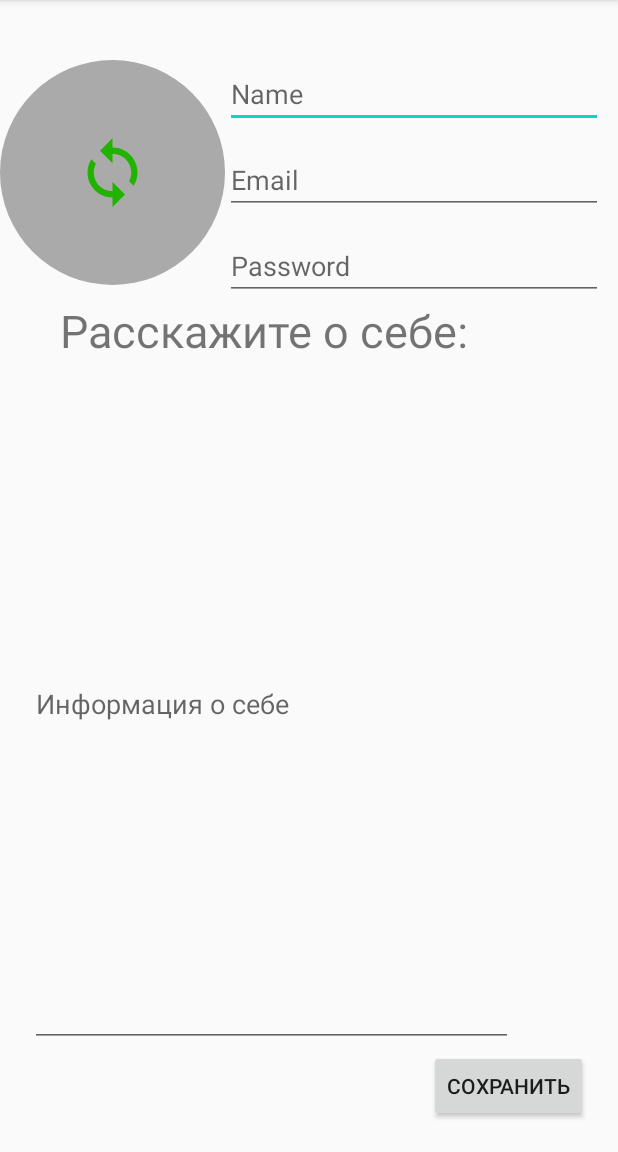
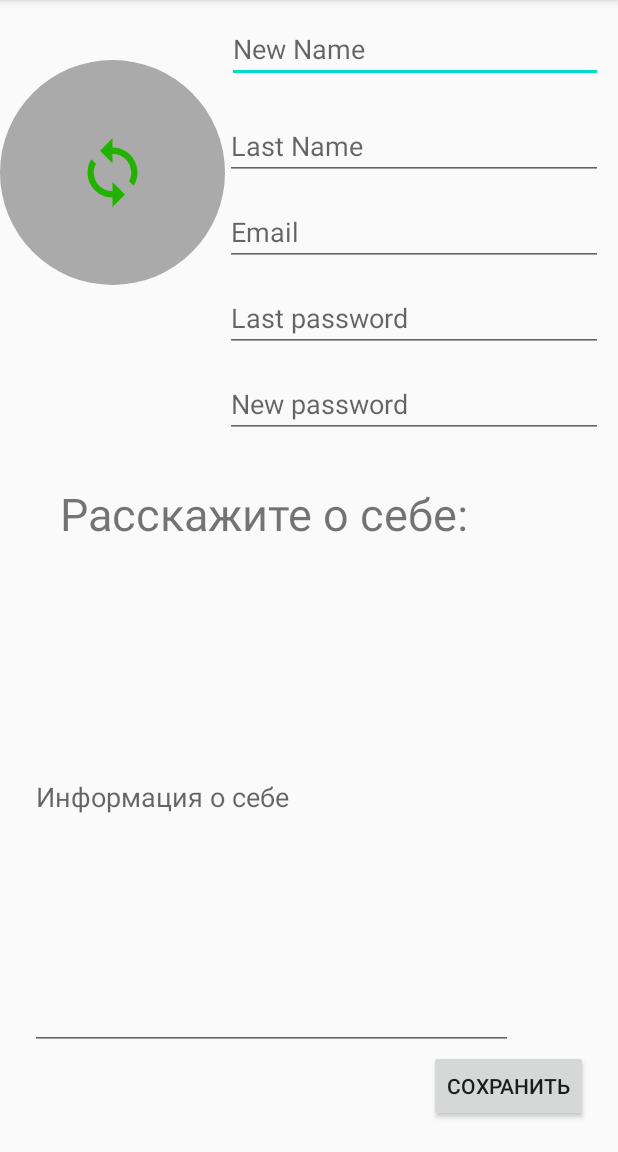
Before and after one commit to Eganin/ChatApp, an Android app: the CustomizeView screen opened directly, with no data from a screen before it, after a tap on "СОХРАНИТЬ", on a phone screen of 412 x 824 dp, the part 84-1236 px from its top. Run offline under Robolectric (Android 15) with nearby library versions, the phone set to English and light mode, and no system bars; our stand-ins replace Firebase (no records; nobody signed in at launch, a user with empty details on screens opened directly); libraries missing offline, so code that uses them is left out: com.pkmmte.view; plain views replace CircularImageView; 6 statements that could not run were skipped.

Commit message:
re-action user

```diff
--- a/app/src/main/java/com/example/chatapp/adapter/UserAdapter.java
+++ b/app/src/main/java/com/example/chatapp/adapter/UserAdapter.java
@@ -50,6 +50,7 @@ public class UserAdapter
     @Override
     public void onBindViewHolder(@NonNull UserAdapter.UserViewHolder holder, int position) {
         User currentUser = userArrayList.get(position);
+        System.out.println(currentUser.getAvatarUri()+"----------------------------------------------------");
         holder.imageViewAvatarUser.setImageResource(currentUser.getAvatarMockUpResource());
         holder.textViewUserName.setText(currentUser.getName());
     }
--- a/app/src/main/java/com/example/chatapp/common/User.java
+++ b/app/src/main/java/com/example/chatapp/common/User.java
@@ -1,21 +1,37 @@
 package com.example.chatapp.common;
 
-public class User {
+import android.net.Uri;
 
-    private String name;
-    private String email;
-    private String id;
-    private int avatarMockUpResource;
+import java.io.Serializable;
+
+public class User implements Serializable {
+
+    private String name = "";
+    private String email = "";
+    private String id= "";
+    private String textUserInfo = "";
+    private int avatarMockUpResource = 0;
+    private String avatarUri = "";
 
     public User() {
 
     }
 
-    public User(String name, String email, String id , int avatarMockUpResource) {
+    public User(String name, String email, String id , String avatarUri , String textUserInfo) {
         this.name = name;
         this.email = email;
         this.id = id;
-        this.avatarMockUpResource=avatarMockUpResource;
+        this.avatarUri=avatarUri;
+        this.textUserInfo=textUserInfo;
+    }
+
+
+    public String getTextUserInfo() {
+        return textUserInfo;
+    }
+
+    public void setTextUserInfo(String textUserInfo) {
+        this.textUserInfo = textUserInfo;
     }
 
     public String getEmail() {
@@ -49,4 +65,12 @@ public class User {
     public void setAvatarMockUpResource(int avatarMockUpResource) {
         this.avatarMockUpResource = avatarMockUpResource;
     }
+
+    public String getAvatarUri() {
+        return avatarUri;
+    }
+
+    public void setAvatarUri(String avatarUri) {
+        this.avatarUri = avatarUri;
+    }
 }
--- a/app/src/main/java/com/example/chatapp/mvp/menu/customize/CustomizeModel.java
+++ b/app/src/main/java/com/example/chatapp/mvp/menu/customize/CustomizeModel.java
@@ -9,58 +9,74 @@ import com.bumptech.glide.Glide;
 
 import com.bumptech.glide.request.animation.GlideAnimation;
 import com.bumptech.glide.request.target.SimpleTarget;
+import com.example.chatapp.common.NewUserData;
+import com.example.chatapp.common.User;
+import com.example.chatapp.mvp.signin.SignInModel;
+import com.example.chatapp.mvp.signin.SignInPresenter;
 import com.google.android.gms.tasks.Continuation;
 import com.google.android.gms.tasks.OnCompleteListener;
 import com.google.android.gms.tasks.Task;
+import com.google.firebase.auth.AuthCredential;
+import com.google.firebase.auth.AuthResult;
+import com.google.firebase.auth.EmailAuthProvider;
 import com.google.firebase.auth.FirebaseAuth;
+import com.google.firebase.auth.FirebaseUser;
+import com.google.firebase.database.DataSnapshot;
+import com.google.firebase.database.DatabaseError;
+import com.google.firebase.database.DatabaseReference;
 import com.google.firebase.database.FirebaseDatabase;
+import com.google.firebase.database.ValueEventListener;
 import com.google.firebase.storage.FirebaseStorage;
 import com.google.firebase.storage.StorageReference;
 import com.google.firebase.storage.UploadTask;
+
+import static com.example.chatapp.mvp.signin.SignInModel.firebaseAuth;
 
 public class CustomizeModel {
 
     private FirebaseAuth auth;
     private FirebaseDatabase database;
-
+    private DatabaseReference usersDatabaseReference;
     private FirebaseStorage firebaseStorage;
     private StorageReference storageReference;
+    private CustomizePresenter presenter;
 
-    public static Bitmap bitmap ;
+    public static Bitmap bitmap;
 
-    public interface setImage{
+    public CustomizeModel() {
+        presenter = new CustomizePresenter(CustomizeModel.this);
+    }
+
+    public interface setImage {
         void set();
     }
 
-    public interface init{
+    public interface init {
         void inits();
     }
 
-    public void initDB(){
+    public void initDB() {
         auth = FirebaseAuth.getInstance();
-
-        // получаем доступ к корневой папке БД
         database = FirebaseDatabase.getInstance();
         firebaseStorage = FirebaseStorage.getInstance();
-        // ссылка на узел БД
-
+        usersDatabaseReference = database.getReference().child("users");
         // ссылаемся на папку которая создана в storage firebase
         storageReference = firebaseStorage.getReference().child("avatar_images");
     }
 
-    public void getReferenceFromImage(setImage setImage ,Uri imageUri , CustomizeView view){
+    public void getReferenceFromImage(setImage setImage, Uri imageUri, CustomizeView view) {
         StorageReference imageReference = storageReference
                 .child(imageUri.getLastPathSegment());
 
-        uploadFile(imageReference, imageUri , view);
+        uploadFile(imageReference, imageUri, view);
 
-        if(setImage != null){
+        if (setImage != null) {
             setImage.set();
         }
 
     }
 
-    private void uploadFile(final StorageReference imageReference, Uri imageUri ,
+    private void uploadFile(final StorageReference imageReference, Uri imageUri,
                             final CustomizeView view) {
         // загружаем локальный файл-изображение в firebase storage
 
@@ -84,7 +100,7 @@ public class CustomizeModel {
                 if (task.isSuccessful()) {
                     // получаем ссылку изображения котрое потом скачаем с помощью Glide
                     Uri downloadUri = task.getResult();
-                    downloadImageAvatar(view,downloadUri);
+                    downloadImageAvatar(view, downloadUri);
                 } else {
 
                 }
@@ -92,7 +108,7 @@ public class CustomizeModel {
         });
     }
 
-    private void downloadImageAvatar(final CustomizeView view , Uri downloadUri) {
+    private void downloadImageAvatar(final CustomizeView view, Uri downloadUri) {
         /*Glide.with(view.circularImageView.getContext())
                 .load(downloadUri)
                 .into(view.circularImageView);*/
@@ -116,4 +132,79 @@ public class CustomizeModel {
 
     }
 
+    public void deleteUser(String repeatPassword) {
+        final FirebaseUser user = auth.getCurrentUser();
+        AuthCredential credential = EmailAuthProvider
+                .getCredential(user.getEmail(), repeatPassword);
+
+        auth.getCurrentUser().reauthenticate(credential)
+                .addOnCompleteListener(new OnCompleteListener<Void>() {
+                    @Override
+                    public void onComplete(@NonNull Task<Void> task) {
+                        user.delete().addOnCompleteListener(new OnCompleteListener<Void>() {
+                            @Override
+                            public void onComplete(@NonNull Task<Void> task) {
+                                if (task.isSuccessful()) {
+                                    //presenter.viewToastInView();
+                                }
+                            }
+                        });
+                    }
+                });
+        auth.getCurrentUser().delete();
+    }
+
+    public String getCurrentUIDId() {
+        String uid = auth.getCurrentUser().getUid();
+
+        return uid;
+    }
+
+    public void deleteUserInDB() {
+        usersDatabaseReference.addListenerForSingleValueEvent(new ValueEventListener() {
+            @Override
+            public void onDataChange(DataSnapshot dataSnapshot) {
+                for (DataSnapshot ds : dataSnapshot.getChildren()) {
+                    String keyDelete = ds.getKey();
+                    // тут читаешь в свой класс значение
+                    User item = ds.getValue(User.class);
+                    if(item.getName() == "Eganin"){
+                        usersDatabaseReference.child("items").child(keyDelete).removeValue();
+                        break;
+                    }
+                    break;
+                }
+            }
+
+            @Override
+            public void onCancelled(@NonNull DatabaseError error) {
+
+            }
+        });
+    }
+
+    public void createUser(final User user, String password, CustomizeView view) {
+        String email = user.getEmail();
+        firebaseAuth.createUserWithEmailAndPassword(email, password).addOnCompleteListener(view, new OnCompleteListener<AuthResult>() {
+            @Override
+            public void onComplete(@NonNull Task<AuthResult> task) {
+                if (task.isSuccessful()) {
+                    // добавление пользователя
+                    FirebaseUser userFireBase = firebaseAuth.getCurrentUser();// получение текущего пользователя
+                    user.setId(userFireBase.getUid());
+                    user.setEmail(userFireBase.getEmail());
+                    try {
+                        usersDatabaseReference.push().setValue(user);
+                    }catch (Exception e){
+                        e.printStackTrace();
+
+                    }
+
+                } else {
+
+                }
+            }
+        });
+    }
+
 }
--- a/app/src/main/java/com/example/chatapp/mvp/menu/customize/CustomizePresenter.java
+++ b/app/src/main/java/com/example/chatapp/mvp/menu/customize/CustomizePresenter.java
@@ -1,9 +1,21 @@
 package com.example.chatapp.mvp.menu.customize;
 
+import android.Manifest;
 import android.content.Intent;
+import android.content.pm.PackageManager;
+import android.graphics.Bitmap;
 import android.net.Uri;
+import android.os.Build;
+import android.provider.Contacts;
+import android.provider.MediaStore;
+
+import androidx.core.app.ActivityCompat;
 
 import com.example.chatapp.common.NewUserData;
+import com.example.chatapp.common.User;
+
+import java.io.ByteArrayOutputStream;
+import java.util.UUID;
 
 import static com.example.chatapp.contacts.ContactException.Text.TEXT_INTENT_IMAGE;
 import static com.example.chatapp.contacts.ContactException.Types.MIME_TYPE_IMAGES;
@@ -54,7 +66,49 @@ public class CustomizePresenter {
                                         this.view);
     }
 
-    public void deleteUser(NewUserData newUserData) {
+    public void checkPermission(CustomizeModel.init init){
+        if (ActivityCompat.checkSelfPermission(view, Manifest.permission.WRITE_EXTERNAL_STORAGE)
+                != PackageManager.PERMISSION_GRANTED ||
+                ActivityCompat.checkSelfPermission(view, Manifest.permission.READ_EXTERNAL_STORAGE)
+                != PackageManager.PERMISSION_GRANTED) {
+                /*
+            если нет нужного разрешения у приложения
+            то запрашиваем  у пользователя разрешение на совершение звонков
+             */
+            int currentAPIVersion = Build.VERSION.SDK_INT;
+            if (currentAPIVersion >= android.os.Build.VERSION_CODES.M) {
+                ActivityCompat.requestPermissions(view, new String[]{Manifest.permission.WRITE_EXTERNAL_STORAGE}, 0);
+            }
+        }
+    }
 
+    public Uri getUriImage(Bitmap inImage){
+        /*
+        Метод отвечает за получение Uri у
+        изображения скачаного с помощью Glide
+         */
+        ByteArrayOutputStream bytes = new ByteArrayOutputStream();
+        inImage.compress(Bitmap.CompressFormat.JPEG, 100, bytes);
+        String path = MediaStore.Images.Media.insertImage(view.getContentResolver(),
+                inImage, UUID.randomUUID().toString() + ".png", "drawing");
+        return Uri.parse(path);
+    }
+
+    public void deleteUserAndCreateUser(User user,String password , String repeatPassword) {
+        model.deleteUserInDB();
+        model.deleteUser(repeatPassword);
+        attachView(view);
+        model.createUser(user , password , view);
+    }
+
+    public String getCurrentId(){
+        String UID =  model.getCurrentUIDId();
+        attachView(view);
+        return UID;
+    }
+
+    public void viewToastInView(){
+        attachView(view);
+        view.viewToast();
     }
 }
--- a/app/src/main/java/com/example/chatapp/mvp/menu/customize/CustomizeView.java
+++ b/app/src/main/java/com/example/chatapp/mvp/menu/customize/CustomizeView.java
@@ -1,33 +1,20 @@
 package com.example.chatapp.mvp.menu.customize;
 
-import android.Manifest;
-import android.content.Context;
 import android.content.Intent;
 import android.content.pm.PackageManager;
-import android.graphics.Bitmap;
-import android.graphics.BitmapShader;
-import android.graphics.Canvas;
-import android.graphics.Paint;
-import android.graphics.Shader;
-import android.graphics.drawable.BitmapDrawable;
 import android.net.Uri;
-import android.os.Build;
 import android.os.Bundle;
-import android.provider.MediaStore;
 import android.view.View;
 import android.widget.Button;
 import android.widget.EditText;
 import android.widget.ImageView;
+import android.widget.Toast;
 
 import androidx.appcompat.app.AppCompatActivity;
-import androidx.core.app.ActivityCompat;
 
 import com.example.chatapp.R;
-import com.example.chatapp.common.NewUserData;
+import com.example.chatapp.common.User;
 import com.pkmmte.view.CircularImageView;
-
-import java.io.ByteArrayOutputStream;
-import java.util.UUID;
 
 import static com.example.chatapp.contacts.ContactException.Types.RC_IMAGE_PICKER;
 
@@ -39,8 +26,12 @@ public class CustomizeView extends AppCompatActivity {
     private EditText editTextCustomizePassword;
     private EditText editTextCustomizeEmail;
     private EditText editTextUserInfo;
+    private EditText editTextCustomizeRepeatPassword;
     private Button buttonSubmitCustomize;
     private CustomizePresenter presenter;
+
+    private String password;
+    private String repeatPassword;
 
     @Override
     protected void onCreate(Bundle savedInstanceState) {
@@ -80,8 +71,6 @@ public class CustomizeView extends AppCompatActivity {
 
                     }
                 });
-            } else {
-                System.out.println("AAAAAAAAAAAAAAAAAAA ");
             }
         }
     }
@@ -101,9 +90,10 @@ public class CustomizeView extends AppCompatActivity {
     private void findFields() {
         circularImageView = findViewById(R.id.imageViewAvatar);
         imageViewNotImage = findViewById(R.id.imageViewNotImage);
-        editTextCustomizeEmail = findViewById(R.id.editTExtCustomizeEmail);
+        editTextCustomizeEmail = findViewById(R.id.editTextCustomizeEmail);
         editTextCustomizeNickName = findViewById(R.id.editTextCustomizeNickName);
-        editTextCustomizePassword = findViewById(R.id.editTExtCustomizePassword);
+        editTextCustomizePassword = findViewById(R.id.editTextCustomizePassword);
+        editTextCustomizeRepeatPassword = findViewById(R.id.editTextCustomizeRepeatPassword);
         editTextUserInfo = findViewById(R.id.editTextUserInfo);
         buttonSubmitCustomize = findViewById(R.id.buttonSubmitCustomize);
     }
@@ -113,22 +103,24 @@ public class CustomizeView extends AppCompatActivity {
     }
 
 
-    private NewUserData getDataFromNewUser() {
+    private User getDataFromNewUser() {
+        String id = presenter.getCurrentId();
+        Uri uriImage = presenter.getUriImage(CustomizeModel.bitmap);
         String email = editTextCustomizeEmail.getText().toString();
-        String password = editTextCustomizePassword.getText().toString();
+        password = editTextCustomizePassword.getText().toString();
+        repeatPassword = editTextCustomizeRepeatPassword.getText().toString();
         String textUserInfo = editTextUserInfo.getText().toString();
         String nickName = editTextCustomizeNickName.getText().toString();
-        NewUserData newUserData = new NewUserData(null, email, password, textUserInfo,
-                nickName);
+        User user = new User(nickName,email,id,String.valueOf(uriImage),textUserInfo);
 
-        return newUserData;
+        return user;
     }
 
     private void handlerButton() {
         buttonSubmitCustomize.setOnClickListener(new View.OnClickListener() {
             @Override
             public void onClick(View view) {
-                presenter.deleteUser(getDataFromNewUser());
+                presenter.deleteUserAndCreateUser(getDataFromNewUser(),password, repeatPassword);
             }
         });
     }
@@ -142,33 +134,13 @@ public class CustomizeView extends AppCompatActivity {
     }
 
     public void permission(CustomizeModel.init init) {
-        if (ActivityCompat.checkSelfPermission(this, Manifest.permission.WRITE_EXTERNAL_STORAGE)
-                == PackageManager.PERMISSION_GRANTED || ActivityCompat.checkSelfPermission(this, Manifest.permission.READ_EXTERNAL_STORAGE)
-                == PackageManager.PERMISSION_GRANTED) {
-            /*
-            если нет нужного разрешения у приложения
-            то запрашиваем  у пользователя разрешение на совершение звонков
-             */
-            int currentAPIVersion = Build.VERSION.SDK_INT;
-            if (currentAPIVersion >= android.os.Build.VERSION_CODES.M) {
-                ActivityCompat.requestPermissions(this, new String[]{Manifest.permission.WRITE_EXTERNAL_STORAGE}, 1);
-            }
-        } else {
-            ActivityCompat.requestPermissions(this, new String[]
-                    {Manifest.permission.READ_EXTERNAL_STORAGE, Manifest.permission.WRITE_EXTERNAL_STORAGE}, 0);
-        }
-        System.out.println(getImageUri(getApplicationContext(), CustomizeModel.bitmap)+"---------------------------");
+        presenter.checkPermission(init);
     }
 
-    public Uri getImageUri(Context inContext, Bitmap inImage) {
-        ByteArrayOutputStream bytes = new ByteArrayOutputStream();
-        inImage.compress(Bitmap.CompressFormat.JPEG, 100, bytes);
-        String path = MediaStore.Images.Media.insertImage(CustomizeView.this.getContentResolver(),
-                inImage, UUID.randomUUID().toString() + ".png", "drawing");
-        //MediaStore.Images.Media.getBitmap(inContext.getContentResolver() ,);
-        return Uri.parse(path);
-
+    public void viewToast(){
+        Toast.makeText(CustomizeView.this, "User deleted", Toast.LENGTH_LONG).show();
     }
 
 
+
 }
--- a/app/src/main/res/layout/view_customize.xml
+++ b/app/src/main/res/layout/view_customize.xml
@@ -25,39 +25,65 @@
     </FrameLayout>
 
 
-
     <EditText
         android:id="@+id/editTextCustomizeNickName"
         android:layout_width="match_parent"
         android:layout_height="wrap_content"
-        android:layout_marginTop="40dp"
+        android:layout_marginLeft="1dp"
+        android:layout_marginTop="10dp"
         android:layout_marginRight="10dp"
         android:layout_toRightOf="@id/frame"
-        android:hint="Name" />
+        android:hint="New Name" />
+
 
     <EditText
-        android:id="@+id/editTExtCustomizeEmail"
+
+        android:id="@+id/editTextCustomizeLastNickName"
+        android:layout_width="match_parent"
+        android:layout_height="wrap_content"
+        android:layout_below="@id/editTextCustomizeNickName"
+        android:layout_marginLeft="0dp"
+
+        android:layout_marginTop="19dp"
+        android:layout_marginRight="10dp"
+        android:layout_toRightOf="@id/frame"
+        android:hint="Last Name" />
+
+    <EditText
+        android:id="@+id/editTextCustomizeEmail"
         style="@style/CustomizeEditText"
         android:layout_width="match_parent"
         android:layout_height="wrap_content"
-        android:layout_below="@id/editTextCustomizeNickName"
+        android:layout_below="@id/editTextCustomizeLastNickName"
         android:hint="Email" />
 
     <EditText
-        android:id="@+id/editTExtCustomizePassword"
+        android:id="@+id/editTextCustomizeRepeatPassword"
+        android:inputType="textPassword"
         style="@style/CustomizeEditText"
         android:layout_width="match_parent"
         android:layout_height="wrap_content"
-        android:layout_below="@id/editTExtCustomizeEmail"
-        android:hint="Password" />
+        android:layout_below="@id/editTextCustomizeEmail"
+        android:hint="Last password" />
+
+    <EditText
+        android:id="@+id/editTextCustomizePassword"
+        android:inputType="textPassword"
+        style="@style/CustomizeEditText"
+        android:layout_width="match_parent"
+        android:layout_height="wrap_content"
+        android:layout_below="@id/editTextCustomizeRepeatPassword"
+
+        android:hint="New password" />
 
     <TextView
         android:id="@+id/textViewUserInfo"
         android:layout_width="match_parent"
         android:layout_height="wrap_content"
-        android:layout_below="@id/editTExtCustomizePassword"
+        android:layout_below="@id/editTextCustomizePassword"
         android:text="Расскажите о себе:"
         android:textSize="30sp"
+        android:layout_marginTop="30dp"
         android:layout_marginLeft="40dp"/>
 
 
@@ -68,10 +94,11 @@
         android:layout_height="match_parent"
         android:hint="Информация о себе"
         android:layout_below="@id/textViewUserInfo"
+        android:layout_above="@id/buttonSubmitCustomize"
         android:scrollbars="vertical"
-        android:layout_marginBottom="70dp"
+
         android:layout_marginLeft="20dp"
-        android:layout_marginRight="70dp"/>
+        android:layout_marginRight="70dp" />
 
     <Button
         android:id="@+id/buttonSubmitCustomize"
```
